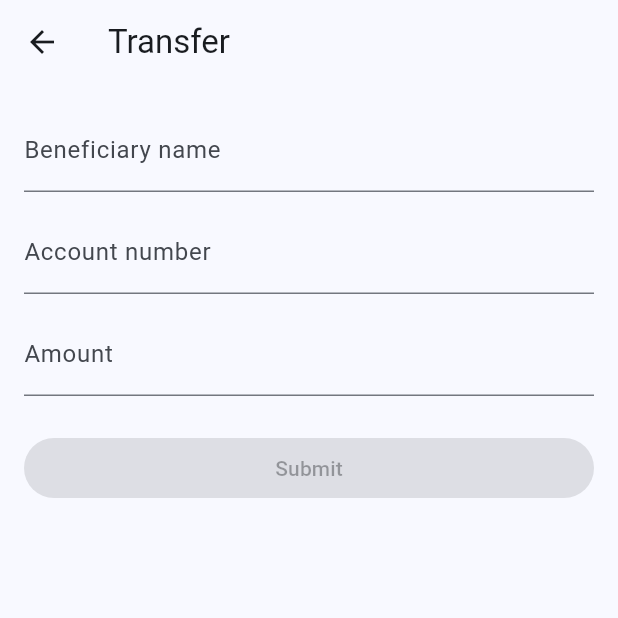
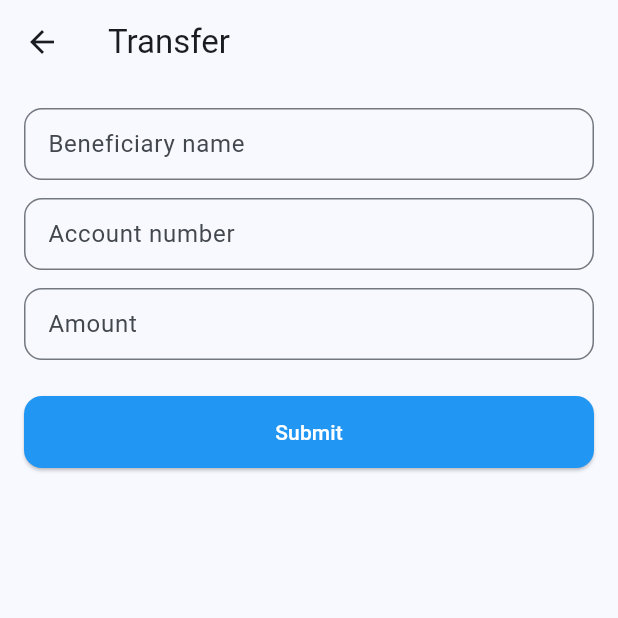
Before and after one commit to mehdii08/MiniBankApp, a Flutter app: the HomePage screen opened by its route, after a tap on "Transfer", on a phone screen of 412 x 824 dp, the top half of it. Run offline on Flutter 3.47's test engine with Material 3 defaults, Android fonts, the phone set to English and light mode, and no system bars; our stand-ins replace bloc, equatable, flutter_bloc, formz, freezed_annotation, get_it and 4 more; accounts and stored records are empty.

Commit message:
feat: Refactor TransferFormCubit and enhance TransferPage UI
This commit refactors `TransferFormCubit` to simplify state management and improve form validation logic. It also updates `TransferPage` to use new core widgets and handles form submission and UI feedback more effectively.

- **TransferFormCubit:**
    - Replaced `FormzInput` with simple `String` fields for `beneficiary`, `accountNumber`, and `amount` in `TransferFormState`.
    - Added individual error fields (`beneficiaryError`, `accountNumberError`, `amountError`) to `TransferFormState`.
    - Removed `isValid` from `TransferFormState` as validation is now handled directly in the `submit` method.
    - Updated `beneficiaryChanged`, `accountNumberChanged`, and `amountChanged` to directly update string values.
    - Implemented validation logic within the `submit` method, setting error states and returning early if validation fails.
    - Added a `_clearErrors` method to reset error states before validation.
    - Emits a `UiAction.pop()` upon successful transfer.
    - Emits a `UiAction.showSnackbar` for insufficient balance errors.

- **TransferPage:**
    - Replaced `TextField` widgets with `AppTextField` custom widgets.
    - `AppTextField` now displays error messages from `TransferFormState`.
    - `AppTextField` for amount now uses `TextInputType.numberWithOptions(decimal: true)`.
    - Replaced `ElevatedButton` with `AppButton` custom widget.
    - Removed local `ScaffoldMessenger` calls for snackbars, now handled by `BlocActionsListener` and `UiAction`.
    - Localized text for AppBar title, input field hint texts, and submit button using `S.of(context)`.

- **Core:**
    - Added `pop` factory constructor to `UiAction` and updated `UiAction.freezed.dart`.
    - `BlocActionsListener` now handles the new `UiAction.pop()`.
    - `AppTextField` widget:
        - Added `errorText` and `keyboardType` parameters.
    - Added `isValidAmount` extension on `String` in `string_validators.dart`.
    - Added `formInvalid` to `MessageKeys` in `messages.dart`.
    - `BlocActionsListener` now maps `MessageKeys.formInvalid`.

```diff
--- a/lib/core/bloc/bloc_actions_listener.dart
+++ b/lib/core/bloc/bloc_actions_listener.dart
@@ -32,6 +32,9 @@ class _BlocActionsListenerState<B> extends State<BlocActionsListener<B>> {
     final stream = (bloc as dynamic).actions as Stream<UiAction>;
     _sub = stream.listen((action) async {
       await action.map(
+        pop: (_) async {
+          context.pop();
+        },
         navigate: (a) async {
           if (a.replace) {
             context.go(a.location, extra: a.extra);
@@ -116,6 +119,8 @@ String _resolveMessage(BuildContext context, String message) {
       return s.invalidCredentials;
     case MessageKeys.userNotFound:
       return s.userNotFound;
+    case MessageKeys.formInvalid:
+      return s.formInvalid;
     default:
       return message;
   }
--- a/lib/core/bloc/ui_action.dart
+++ b/lib/core/bloc/ui_action.dart
@@ -9,6 +9,8 @@ class UiAction with _$UiAction {
     Object? extra,
     @Default(false) bool replace,
   }) = _Navigate;
+
+  const factory UiAction.pop() = _Pop;
 
   const factory UiAction.showSnackbar({
     required String message,
--- a/lib/core/constants/messages.dart
+++ b/lib/core/constants/messages.dart
@@ -3,4 +3,5 @@ class MessageKeys {
   static const String passwordTooShort = 'passwordTooShort';
   static const String invalidCredentials = 'invalidCredentials';
   static const String userNotFound = 'userNotFound';
+  static const String formInvalid = 'formInvalid';
 }
--- a/lib/core/utils/string_validators.dart
+++ b/lib/core/utils/string_validators.dart
@@ -10,4 +10,10 @@ extension StringValidators on String {
     final String value = trim();
     return value.isNotEmpty && value.length >= 6;
   }
+
+  bool get isValidAmount {
+    final double? v = double.tryParse(this);
+    return !(v == null || v <= 0);
+  }
+
 }
--- a/lib/core/widgets/app_text_field.dart
+++ b/lib/core/widgets/app_text_field.dart
@@ -8,6 +8,8 @@ class AppTextField extends StatelessWidget {
     this.onChanged,
     this.hintText,
     this.obscureText = false,
+    this.errorText,
+    this.keyboardType,
   });
 
   final TextEditingController? controller;
@@ -15,6 +17,8 @@ class AppTextField extends StatelessWidget {
   final ValueChanged<String>? onChanged;
   final String? hintText;
   final bool obscureText;
+  final String? errorText;
+  final TextInputType? keyboardType;
 
   @override
   Widget build(BuildContext context) {
@@ -26,9 +30,11 @@ class AppTextField extends StatelessWidget {
       controller: controller,
       style: style,
       obscureText: obscureText,
+      keyboardType: keyboardType,
       onChanged: onChanged,
       decoration: InputDecoration(
         hintText: hintText,
+        errorText: errorText,
         isDense: true,
         border: border,
         enabledBorder: border,
--- a/lib/features/transfer/application/transfer_form_cubit.dart
+++ b/lib/features/transfer/application/transfer_form_cubit.dart
@@ -3,42 +3,23 @@ import 'package:formz/formz.dart';
 import 'package:injectable/injectable.dart';
 import 'package:mini_bank_app/core/bloc/base_bloc.dart';
 import 'package:mini_bank_app/core/bloc/ui_action.dart';
+import 'package:mini_bank_app/core/constants/messages.dart';
+import 'package:mini_bank_app/core/router/routes.dart';
+import 'package:mini_bank_app/core/utils/string_validators.dart';
 import 'package:mini_bank_app/features/transfer/domain/entities/transfer_request.dart';
 import 'package:mini_bank_app/features/transfer/domain/usecases/submit_transfer.dart';
 
 part 'transfer_form_cubit.freezed.dart';
 
-class BeneficiaryNameInput extends FormzInput<String, String> {
-  const BeneficiaryNameInput.pure() : super.pure('');
-  const BeneficiaryNameInput.dirty([String value = '']) : super.dirty(value);
-  @override
-  String? validator(String value) => value.trim().isEmpty ? 'Required' : null;
-}
-
-class AccountNumberInput extends FormzInput<String, String> {
-  const AccountNumberInput.pure() : super.pure('');
-  const AccountNumberInput.dirty([String value = '']) : super.dirty(value);
-  @override
-  String? validator(String value) => value.trim().length < 6 ? 'Invalid' : null;
-}
-
-class AmountInput extends FormzInput<String, String> {
-  const AmountInput.pure() : super.pure('');
-  const AmountInput.dirty([String value = '']) : super.dirty(value);
-  @override
-  String? validator(String value) {
-    final double? v = double.tryParse(value);
-    if (v == null || v <= 0) return 'Invalid';
-    return null;
-  }
-}
-
 @freezed
 class TransferFormState with _$TransferFormState {
   const factory TransferFormState({
-    @Default(BeneficiaryNameInput.pure()) BeneficiaryNameInput beneficiary,
-    @Default(AccountNumberInput.pure()) AccountNumberInput accountNumber,
-    @Default(AmountInput.pure()) AmountInput amount,
+    @Default('') String beneficiary,
+    @Default('') String accountNumber,
+    @Default('') String amount,
+    @Default(null) String? beneficiaryError,
+    @Default(null) String? accountNumberError,
+    @Default(null) String? amountError,
     @Default(false) bool isValid,
     @Default(SubmissionStatus.pure) SubmissionStatus submissionStatus,
     String? error,
@@ -52,33 +33,55 @@ class TransferFormCubit extends BaseCubit<TransferFormState> {
   final SubmitTransfer _submit;
 
   void beneficiaryChanged(String v) {
-    final next = state.copyWith(beneficiary: BeneficiaryNameInput.dirty(v));
-    emit(next.copyWith(isValid: _validate(next)));
+    emit(state.copyWith(beneficiary: v));
   }
 
   void accountNumberChanged(String v) {
-    final next = state.copyWith(accountNumber: AccountNumberInput.dirty(v));
-    emit(next.copyWith(isValid: _validate(next)));
+    emit(state.copyWith(accountNumber: v));
   }
 
   void amountChanged(String v) {
-    final next = state.copyWith(amount: AmountInput.dirty(v));
-    emit(next.copyWith(isValid: _validate(next)));
+    emit(state.copyWith(amount: v));
+  }
+
+  void _clearErrors(){
+    emit(
+      state.copyWith(
+        beneficiaryError : null,
+        accountNumberError : null,
+        amountError : null,
+      )
+    );
   }
 
   Future<void> submit({required String accountId, required double currentBalance}) async {
-    final bool valid = _validate(state);
-    emit(state.copyWith(isValid: valid));
-    if (!valid) return;
-    final double amount = double.parse(state.amount.value);
+    if (state.submissionStatus == SubmissionStatus.inProgress) return;
+    _clearErrors();
+    int errorCount = 0;
+    if(state.beneficiary.isEmpty){
+      errorCount += 1;
+      emit(state.copyWith(beneficiaryError: 'Beneficiary name is required'));
+    }
+    if(state.accountNumber.isEmpty){
+      errorCount += 1;
+      emit(state.copyWith(accountNumberError: 'Account Number is required'));
+    }
+    if(!state.amount.isValidAmount){
+      errorCount += 1;
+      emit(state.copyWith(amountError: 'Enter a valid amount'));
+    }
+    if(errorCount > 0) return;
+
+    final double amount = double.parse(state.amount);
     final newBalance = currentBalance - amount;
     if (newBalance < 0) {
       emit(state.copyWith(submissionStatus: SubmissionStatus.failure, error: 'Insufficient balance'));
+      emitAction(const UiAction.showSnackbar(message: 'Insufficient balance'));
       return;
     }
     final req = TransferRequest(
-      beneficiaryName: state.beneficiary.value.trim(),
-      accountNumber: state.accountNumber.value.trim(),
+      beneficiaryName: state.beneficiary.trim(),
+      accountNumber: state.accountNumber.trim(),
       amount: amount,
     );
     emit(state.copyWith(submissionStatus: SubmissionStatus.inProgress));
@@ -90,10 +93,9 @@ class TransferFormCubit extends BaseCubit<TransferFormState> {
     ));
     emit(state.copyWith(submissionStatus: SubmissionStatus.success));
     emitAction(const UiAction.showSnackbar(message: 'Transfer successful'));
+    emitAction(UiAction.pop());
   }
 
-  bool _validate(TransferFormState s) =>
-      Formz.validate([s.beneficiary, s.accountNumber, s.amount]);
 }
 
 enum SubmissionStatus { pure, inProgress, success, failure }
--- a/lib/features/transfer/presentation/transfer_page.dart
+++ b/lib/features/transfer/presentation/transfer_page.dart
@@ -1,11 +1,13 @@
 import 'package:flutter/material.dart';
 import 'package:flutter_bloc/flutter_bloc.dart';
 import 'package:go_router/go_router.dart';
-import 'package:mini_bank_app/core/router/routes.dart';
 import 'package:mini_bank_app/features/account/application/account_bloc.dart';
 import 'package:mini_bank_app/features/auth/application/auth_bloc.dart';
 import 'package:mini_bank_app/features/transfer/application/transfer_form_cubit.dart';
 import 'package:mini_bank_app/core/bloc/bloc_actions_listener.dart';
+import 'package:mini_bank_app/core/widgets/app_text_field.dart';
+import 'package:mini_bank_app/core/widgets/app_button.dart';
+import 'package:mini_bank_app/l10n/l10n.dart';
 
 class TransferPage extends StatefulWidget {
   const TransferPage({super.key});
@@ -29,6 +31,8 @@ class _TransferPageState extends State<TransferPage> {
 
   @override
   Widget build(BuildContext context) {
+    final colorScheme = Theme.of(context).colorScheme;
+    final strings = S.of(context);
     context.watch<AuthBloc>().state;
     String? accountId;
     double currentBalance = 0;
@@ -39,52 +43,42 @@ class _TransferPageState extends State<TransferPage> {
     );
     return BlocActionsListener<TransferFormCubit>(
       child: Scaffold(
-      appBar: AppBar(title: const Text('Transfer'), leading: IconButton(onPressed: () => context.pop(), icon: Icon(Icons.arrow_back),)),
-      body: BlocConsumer<TransferFormCubit, TransferFormState>(
-        listener: (context, state) {
-          if (state.submissionStatus == SubmissionStatus.success) {
-            ScaffoldMessenger.of(context).showSnackBar(const SnackBar(content: Text('Transfer successful')));
-          } else if (state.submissionStatus == SubmissionStatus.failure && state.error != null) {
-            ScaffoldMessenger.of(context).showSnackBar(SnackBar(content: Text(state.error!)));
-          }
-        },
+      appBar: AppBar(title: Text(strings.transferTitle), leading: IconButton(onPressed: () => context.pop(), icon: const Icon(Icons.arrow_back),)),
+      body: BlocBuilder<TransferFormCubit, TransferFormState>(
         builder: (context, state) {
           return Padding(
             padding: const EdgeInsets.all(16),
             child: Column(
               children: <Widget>[
-                TextField(
+                AppTextField(
                   controller: _beneficiary,
-                  decoration: const InputDecoration(labelText: 'Beneficiary name'),
+                  hintText: strings.beneficiaryLabel,
+                  errorText: state.beneficiaryError,
                   onChanged: (v) => context.read<TransferFormCubit>().beneficiaryChanged(v),
                 ),
                 const SizedBox(height: 12),
-                TextField(
+                AppTextField(
                   controller: _accountNumber,
-                  decoration: const InputDecoration(labelText: 'Account number'),
+                  hintText: strings.accountNumberLabel,
+                  errorText: state.accountNumberError,
                   onChanged: (v) => context.read<TransferFormCubit>().accountNumberChanged(v),
                 ),
                 const SizedBox(height: 12),
-                TextField(
+                AppTextField(
                   controller: _amount,
-                  decoration: const InputDecoration(labelText: 'Amount'),
+                  hintText: strings.amountLabel,
+                  errorText: state.amountError,
                   keyboardType: const TextInputType.numberWithOptions(decimal: true),
                   onChanged: (v) => context.read<TransferFormCubit>().amountChanged(v),
                 ),
                 const SizedBox(height: 24),
-                SizedBox(
-                  width: double.infinity,
-                  child: ElevatedButton(
-                    onPressed: state.isValid
-                        ? () => context.read<TransferFormCubit>().submit(
-                              accountId: accountId ?? 'acc_1',
-                              currentBalance: currentBalance,
-                            )
-                        : null,
-                    child: state.submissionStatus == SubmissionStatus.inProgress
-                        ? const CircularProgressIndicator.adaptive()
-                        : const Text('Submit'),
+                AppButton(
+                  title: strings.submitButton,
+                  onTap: () => context.read<TransferFormCubit>().submit(
+                    accountId: accountId ?? 'acc_1',
+                    currentBalance: currentBalance,
                   ),
+                  backgroundColor: colorScheme.primary,
                 ),
               ],
             ),
```
Also changed, not shown: lib/core/bloc/ui_action.freezed.dart, lib/features/transfer/application/transfer_form_cubit.freezed.dart.
